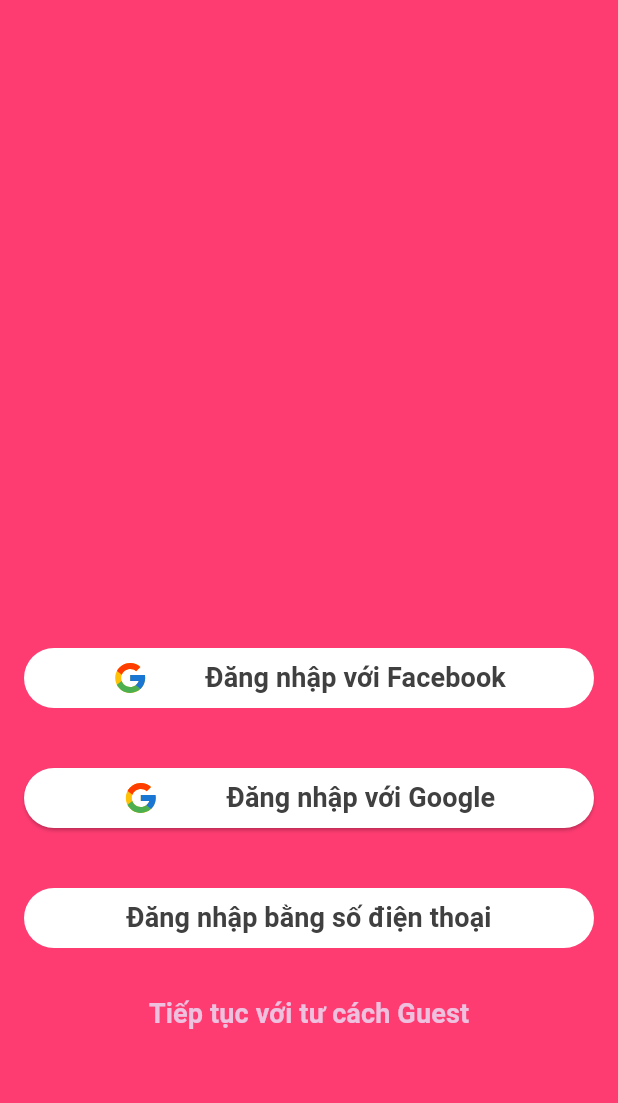
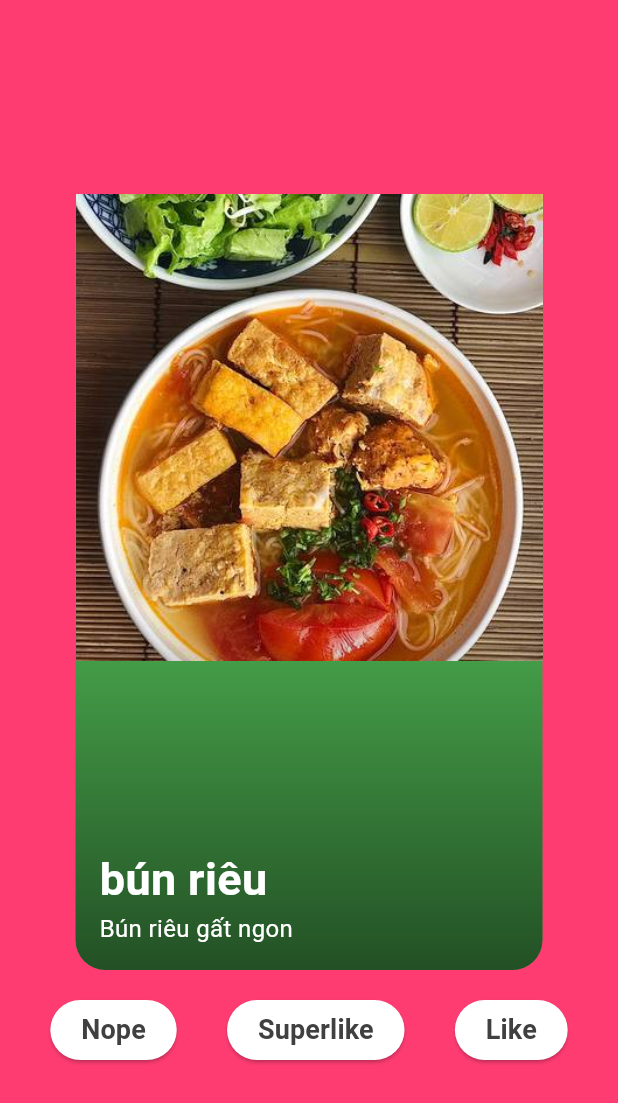
Before and after one commit to USTriett/FinalProjectMobileDevHCMUS, a Flutter app: the screen it shows after launch, on a phone screen of 412 x 824 dp. Shown: the top 1103 px of the screen. Run offline on Flutter 3.47's test engine with Material 3 defaults, Android fonts, the phone set to English and light mode, and no system bars; drawn by our look-alikes of swipe_cards; our stand-ins replace bloc, firebase_auth, firebase_core, flutter_bloc, flutter_svg, google_sign_in and 1 more; missing offline and left inert: dart:ffi; accounts and stored records are empty.

Commit message:
add swiperCard

```diff
--- /dev/null
+++ b/lib/Bloc/Events/swiper_events/swiper_events.dart
@@ -0,0 +1,18 @@
+abstract class SwiperEvents{
+
+}
+class LikeEvents extends SwiperEvents{
+
+}
+
+class DislikeEvents extends SwiperEvents{
+
+}
+
+class SwipeHalfEvent extends SwiperEvents{
+
+}
+
+class AddFinishedEvent extends SwiperEvents{
+
+}
--- /dev/null
+++ b/lib/Bloc/States/swiper_states/swiper_states.dart
@@ -0,0 +1,16 @@
+abstract class SwiperStates{
+
+}
+class InitStates extends SwiperStates{
+
+}
+class MatchIncrement extends SwiperStates{
+
+}
+class NotMatchIncrement extends SwiperStates{
+
+}
+class AddMoreCards extends SwiperStates{
+
+}
+class FinishAddCardState extends SwiperStates{}
--- /dev/null
+++ b/lib/Bloc/swiper_bloc.dart
@@ -0,0 +1,24 @@
+import 'package:bloc/bloc.dart';
+import 'package:next_food/Bloc/Events/swiper_events/swiper_events.dart';
+import 'package:next_food/Bloc/States/swiper_states/swiper_states.dart';
+import 'package:next_food/Data/data_manager.dart';
+
+class SwiperBloc extends Bloc<SwiperEvents, SwiperStates>{
+  SwiperBloc():super(InitStates()){
+    // on<LikeEvents>((event, emit){
+    //   emit(MatchIncrement());
+    // });
+    // on<DislikeEvents>((event, emit){
+    //   emit(NotMatchIncrement());
+    // });
+    on<SwipeHalfEvent>((event, emit){
+      emit(AddMoreCards());
+    });
+    on<AddFinishedEvent>((event, emit){
+      emit(FinishAddCardState());
+    });
+
+  }
+
+
+}
--- /dev/null
+++ b/lib/DAO/food_dao.dart
@@ -0,0 +1,52 @@
+import 'dart:ffi';
+
+class FoodDAO{
+  String _name;
+  List<bool> _types;
+  String _imgURL;
+  int _matched_nums;
+  String _script;
+  //vidu
+  FoodDAO(this._name, this._types, this._imgURL, this._matched_nums, this._script);
+  String get name {
+    return _name;
+  }
+
+  set name(String newName) {
+    _name = newName;
+  }
+
+  String get script{
+    return _script;
+  }
+
+  set script(String script){
+    _script = script;
+  }
+
+  List<bool> get types {
+    return _types;
+  }
+
+  set types(List<bool> newTypes) {
+    _types = newTypes;
+  }
+
+
+
+  String get imgURL {
+    return _imgURL;
+  }
+
+  set imgURL(String newImgURL) {
+    _imgURL = newImgURL;
+  }
+
+  int get matchedNums {
+    return _matched_nums;
+  }
+
+  set matchedNums(int newMatchedNums) {
+    _matched_nums = newMatchedNums;
+  }
+}
--- /dev/null
+++ b/lib/Data/data_manager.dart
@@ -0,0 +1,25 @@
+import 'package:next_food/Widgets/components/food_card.dart';
+
+import '../DAO/food_dao.dart';
+
+class DataManager{
+  static Future<void> UpdateUser(String? email)async{
+    if(email == null) {
+      return;
+    }
+  }
+
+  static getUserId() {
+    return null;
+  }
+
+  static List<FoodCard> getCards(userId) {
+    return [FoodCard(FoodDAO("bún riêu", [false, true, false, true], "assets/bun_rieu.jpg", 0, "Bún riêu gất ngon")),
+      FoodCard(FoodDAO("bún mắm", [false, true, false, true], "assets/bun_rieu.jpg", 0, "Bún mắm gất ngon")),
+      FoodCard(FoodDAO("bún đậu", [false, true, false, true], "assets/bun_rieu.jpg", 0, "Bún đậu gất ngon")),
+    ];
+  }
+
+  //create more static class
+
+}
--- a/lib/Themes/theme_constants.dart
+++ b/lib/Themes/theme_constants.dart
@@ -29,15 +29,15 @@ class ThemeConstants {
   );
 
   static const TextStyle cardTitleStyle = TextStyle(
-    fontSize: 20,
+    fontSize: 30,
     fontWeight: FontWeight.bold,
-    color: secondaryColor,
+    color: cardColor,
   );
 
   static const TextStyle cardSubtitleStyle = TextStyle(
     fontSize: 16,
     fontWeight: FontWeight.normal,
-    color: secondaryColor,
+    color: cardColor,
   );
 //default margin
   static const double defaultPadding = 16.0;
--- /dev/null
+++ b/lib/Values/constants.dart
@@ -0,0 +1,23 @@
+import 'package:flutter/material.dart';
+
+class AppImagePath{
+  static String facebook = "assets/icons8-google.svg";
+  static String google = "assets/icons8-google.svg";
+
+}
+class AnimationConstants{
+  static const double initAnimationOffset = 100;
+  static const double cardHeight = 220;
+
+  static const double dragStartEndAngle = 0.01;
+
+  static const double rotationAnimationAngleDeg = 360;
+
+  static const double scaleFraction = 0.05;
+  static const double yOffset = 13;
+
+  static const double throwSlideYDistance = 200;
+
+  static const Duration backgroundCardsAnimationDuration = Duration(milliseconds: 300);
+  static const Duration swipeAnimationDuration = Duration(milliseconds: 500);
+}
--- /dev/null
+++ b/lib/Widgets/components/food_card.dart
@@ -0,0 +1,74 @@
+
+import 'package:flutter/material.dart';
+import 'package:next_food/DAO/food_dao.dart';
+import 'package:next_food/Themes/theme_constants.dart';
+import 'package:next_food/Themes/theme_manager.dart';
+class FoodInfoContainer extends StatelessWidget{
+  final FoodDAO _info;
+  const FoodInfoContainer(this._info, {super.key});
+  @override
+  Widget build(BuildContext context) {
+    // TODO: implement build
+
+    return
+      Container(
+        padding: const EdgeInsets.symmetric(vertical: 16.0, horizontal: 16.0),
+        child: Column(
+          mainAxisAlignment: MainAxisAlignment.end,
+          crossAxisAlignment: CrossAxisAlignment.start,
+          children: <Widget>[
+            const Padding(padding: EdgeInsets.only(bottom: 8.0)),
+            Text(_info.name,
+                textAlign: TextAlign.start,
+                style: ThemeConstants.cardTitleStyle),
+            Text(_info.script,
+              textAlign: TextAlign.start,
+              style: ThemeConstants.cardSubtitleStyle,
+            ),
+          ],
+        )
+    );
+  }
+
+}
+
+
+class FoodCard extends StatelessWidget{
+  final FoodDAO _info;
+  const FoodCard(this._info, {super.key});
+  @override
+  Widget build(BuildContext context) {
+    // TODO: implement build
+
+    return Container(
+      decoration: BoxDecoration(
+        color: Colors.green,
+        borderRadius: BorderRadius.circular(20)
+      ),
+      child: Stack(
+        children: <Widget>[
+          Image.asset(_info.imgURL, fit: BoxFit.cover),
+
+
+          SizedBox.expand(
+            child: Container(
+              decoration: BoxDecoration(
+                borderRadius: BorderRadius.circular(20),
+                gradient: LinearGradient(
+                  colors: [Colors.transparent, Colors.black54],
+                  begin: Alignment.center,
+                  end: Alignment.bottomCenter,
+                ),
+              ),
+            ),
+          ),
+          Align(
+            alignment: Alignment.bottomLeft,
+            child: FoodInfoContainer(_info),
+          ),
+        ],
+      ),
+    );
+  }
+
+}
--- /dev/null
+++ b/lib/Widgets/components/foods_swiper.dart
@@ -0,0 +1,176 @@
+
+import 'package:flutter/material.dart';
+import 'package:flutter_bloc/flutter_bloc.dart';
+import 'package:next_food/Bloc/Events/swiper_events/swiper_events.dart';
+import 'package:next_food/Bloc/States/swiper_states/swiper_states.dart';
+import 'package:next_food/Bloc/swiper_bloc.dart';
+import 'package:next_food/Data/data_manager.dart';
+import 'package:swipe_cards/swipe_cards.dart';
+
+
+import 'food_card.dart';
+
+
+
+class FoodSwiper extends StatefulWidget{
+  List<FoodCard> foodCards;
+  FoodSwiper({super.key, required this.foodCards, required this.context});
+  final GlobalKey<ScaffoldState> _scaffoldKey = GlobalKey();
+  final BuildContext context;
+  @override
+  State<StatefulWidget> createState() => _FoodSwiperState();
+}
+
+class _FoodSwiperState extends State<FoodSwiper> {
+  List<SwipeItem> _swipeItems = [];
+  late MatchEngine _matchEngine;
+  List<SwipeItem> _newItems = [];
+  int count = 0;
+
+  @override
+  void initState() {
+
+    // TODO: implement initState
+    List<FoodCard> foodCards = widget.foodCards;
+    for (var item in foodCards){
+      _swipeItems.add(
+          SwipeItem(
+            content: item,
+            likeAction: (){
+
+            },
+            nopeAction: (){
+
+            },
+          )
+      );
+    }
+    _matchEngine = MatchEngine(swipeItems: _swipeItems);
+    super.initState();
+  }
+
+
+  @override
+  Widget build(BuildContext context) {
+    final SwiperBloc swiperBloc = BlocProvider.of<SwiperBloc>(context);
+    int n = _newItems.length;
+    for(int i = 0; i < n; i ++){
+      // SwipeItem newItem = SwipeItem(
+      //   content: _swipeItems[i].content,
+      //   likeAction: (){
+      //     // swiperBloc.add(LikeEvents());
+      //     _swipeItems.removeAt(i);
+      //   },
+      //   nopeAction: (){
+      //     // swiperBloc.add(DislikeEvents());
+      //     _swipeItems.removeAt(i);
+      //   }
+      // );
+      // _swipeItems.removeAt(i);
+      // _swipeItems.insert(i, newItem);
+      _swipeItems.add(_newItems[i]);
+    }
+    _newItems.clear();
+
+    return Scaffold(
+        key: widget._scaffoldKey,
+        body:
+        Column(
+          mainAxisAlignment: MainAxisAlignment.center,
+          children: [
+            Container(
+              height: MediaQuery.of(context).size.height/1.5,
+              width: MediaQuery.of(context).size.width/1.2,
+              decoration: BoxDecoration(
+                  borderRadius: BorderRadius.circular(10),
+                // color: Colors.green
+              ),
+              child:
+              BlocBuilder<SwiperBloc, SwiperStates>(
+                builder: (context, state) {
+                  if (state is AddMoreCards) {
+                    addItemData(swiperBloc);
+                  }
+
+                  return SwipeCards(
+                    matchEngine: _matchEngine,
+                    itemBuilder: (BuildContext context, int index) {
+                      return Container(
+                        child: _swipeItems[index].content,
+                      );
+                    },
+                    onStackFinished: () {
+                      // Xử lý khi stack đã hoàn thành
+                    },
+                    itemChanged: (SwipeItem item, int index) {
+                      count += 1;
+                      count %= 3;
+                      if(count == 2){
+                        swiperBloc.add(SwipeHalfEvent());
+                      }
+                    },
+                    leftSwipeAllowed: true,
+                    rightSwipeAllowed: true,
+                    upSwipeAllowed: false,
+                    fillSpace: false,
+                  );
+                }
+
+              )
+            ),
+            _rowUtilButton(),
+
+          ],
+        )
+    );
+  }
+  Widget _rowUtilButton(){
+    return Align(
+      alignment: Alignment.bottomCenter,
+      child: Row(
+        mainAxisAlignment: MainAxisAlignment.spaceEvenly,
+        children: [
+          ElevatedButton(
+              onPressed: () {
+                _matchEngine!.currentItem?.nope();
+              },
+              child: Text("Nope")),
+          ElevatedButton(
+              onPressed: () {
+                _matchEngine!.currentItem?.superLike();
+              },
+              child: Text("Superlike")),
+          ElevatedButton(
+              onPressed: () {
+                _matchEngine!.currentItem?.like();
+              },
+              child: Text("Like"))
+        ],
+      ),
+    );
+  }
+
+  Future<void> addItemData(SwiperBloc bloc) async{
+    List<FoodCard> newItems = DataManager.getCards(0);
+    Future.delayed(const Duration(seconds: 1));
+    for (var item in newItems){
+      _swipeItems.add(
+        SwipeItem(
+          content: item,
+          likeAction: (){
+
+            // bloc.add(LikeEvents());
+
+          },
+          nopeAction: (){
+            // bloc.add(DislikeEvents());
+
+          },
+        )
+      );
+    }
+
+    bloc.add(AddFinishedEvent());
+  }
+
+}
--- a/lib/Widgets/constants.dart
+++ /dev/null
@@ -1,7 +0,0 @@
-import 'package:flutter/material.dart';
-
-class AppImagePath{
-  static String facebook = "assets/icons8-google.svg";
-  static String google = "assets/icons8-google.svg";
-
-}
--- a/lib/Widgets/login_page.dart
+++ b/lib/Widgets/pages/login_page.dart
@@ -1,10 +1,11 @@
 import 'package:flutter/material.dart';
 import 'package:flutter_svg/svg.dart';
+import 'package:next_food/Data/data_manager.dart';
 import 'package:next_food/Themes/theme_constants.dart';
 import 'package:next_food/Themes/theme_manager.dart';
-import 'package:next_food/Widgets/constants.dart';
+import 'package:next_food/Values/constants.dart';
 
-import '../FireBaseController/Authenication.dart';
+import '../../FireBaseController/Authenication.dart';
 
 class LoginPage extends StatelessWidget{
   const LoginPage({super.key});
@@ -42,8 +43,9 @@ class LoginPage extends StatelessWidget{
                   onPressed: () async {
                     userCredential.value = await signInWithGoogle();
                     if (userCredential.value != null)
-                      print(userCredential.value.user!.email);
-                  },
+                      print('Login success ${userCredential.value.user!.email}');
+                      DataManager.UpdateUser(userCredential.value.user!.email);
+                    },
                   child: Row(
                     mainAxisAlignment: MainAxisAlignment.spaceEvenly,
                     children: [
--- a/lib/main.dart
+++ b/lib/main.dart
@@ -1,9 +1,17 @@
 import 'package:firebase_core/firebase_core.dart';
 import 'package:flutter/material.dart';
+import 'package:flutter_bloc/flutter_bloc.dart';
+import 'package:next_food/Bloc/States/swiper_states/swiper_states.dart';
+import 'package:next_food/Bloc/swiper_bloc.dart';
+import 'package:next_food/DAO/food_dao.dart';
+import 'package:next_food/Data/data_manager.dart';
 import 'package:next_food/Themes/theme_manager.dart';
-import 'package:next_food/Widgets/login_page.dart';
+import 'package:next_food/Widgets/components/food_card.dart';
+import 'package:next_food/Widgets/components/foods_swiper.dart';
+import 'package:next_food/Widgets/pages/login_page.dart';
 
 import 'firebase_options.dart';
+
 
 Future<void> main() async {
   WidgetsFlutterBinding.ensureInitialized();
@@ -22,7 +30,10 @@ class MyApp extends StatelessWidget {
     return MaterialApp(
       title: 'Flutter Demo',
       theme: ThemeManager.getThemeData(),
-      home: const LoginPage(),
+      home: BlocProvider<SwiperBloc>(
+        create: (context)=> SwiperBloc(),
+        child: FoodSwiper(foodCards: DataManager.getCards(1), context: context,),
+      )
     );
   }
 }
--- a/pubspec.yaml
+++ b/pubspec.yaml
@@ -39,6 +39,10 @@ dependencies:
   firebase_core: ^2.24.2
   firebase_auth: ^4.15.3
   google_sign_in: ^6.2.1
+  swipeable_card_stack: ^0.0.5
+  swipe_cards: ^2.0.0+1
+  bloc: ^8.1.2
+  flutter_bloc: ^8.1.3
 
 dev_dependencies:
   flutter_test:
```
Also changed, not shown: assets/bun_rieu.jpg (added), pubspec.lock.
